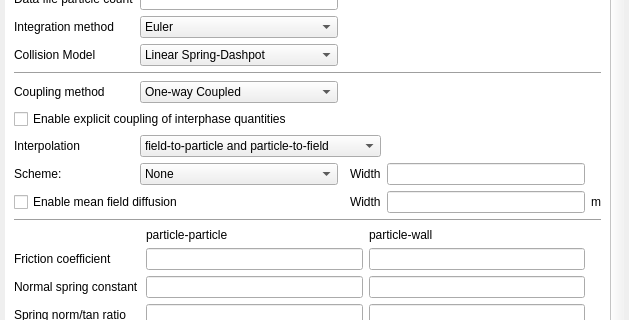
This is gui/uifiles/solids.ui in truongd8593/mfix as Qt 5 draws it before an edit; both pictures show x 0 to 629 and y 84 to 404 of the 629 by 896 pixel window. The edited form follows.
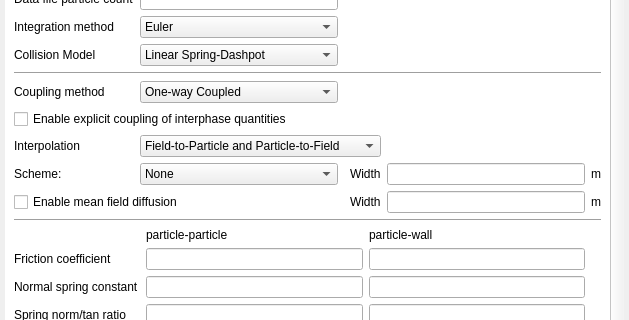
This is the edited form. The open tabs and pages were chosen to show the change. Custom widgets are drawn as their Qt base class.

What changed in the file:
```diff
--- a/gui/uifiles/solids.ui
+++ b/gui/uifiles/solids.ui
@@ -1586,7 +1586,7 @@
             <x>0</x>
             <y>0</y>
             <width>600</width>
-            <height>1192</height>
+            <height>1200</height>
            </rect>
           </property>
           <property name="autoFillBackground">
@@ -2150,7 +2150,7 @@
             <widget class="ComboBox" name="comboBox_20">
              <item>
               <property name="text">
-               <string>field-to-particle and particle-to-field</string>
+               <string>Field-to-Particle and Particle-to-Field</string>
               </property>
              </item>
              <item>
@@ -2170,6 +2170,13 @@
              </item>
             </widget>
            </item>
+           <item row="8" column="6">
+            <widget class="QLabel" name="label">
+             <property name="text">
+              <string>m</string>
+             </property>
+            </widget>
+           </item>
           </layout>
          </widget>
         </widget>
```
Left out of the diff: 26 changed lines with no effect on the pictures.
